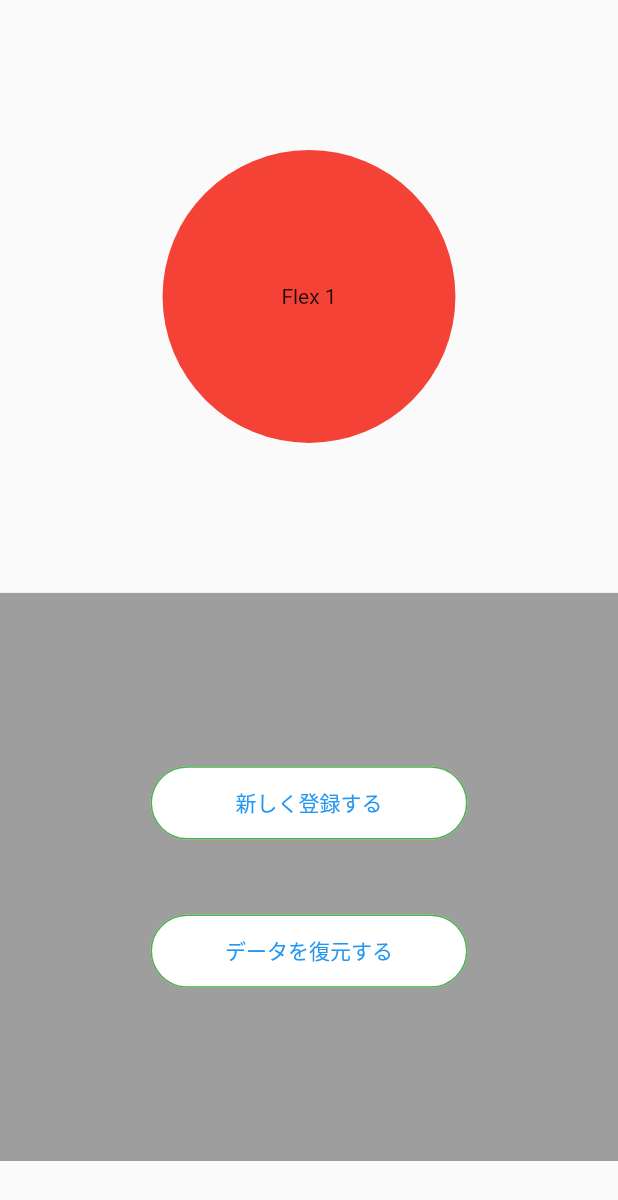
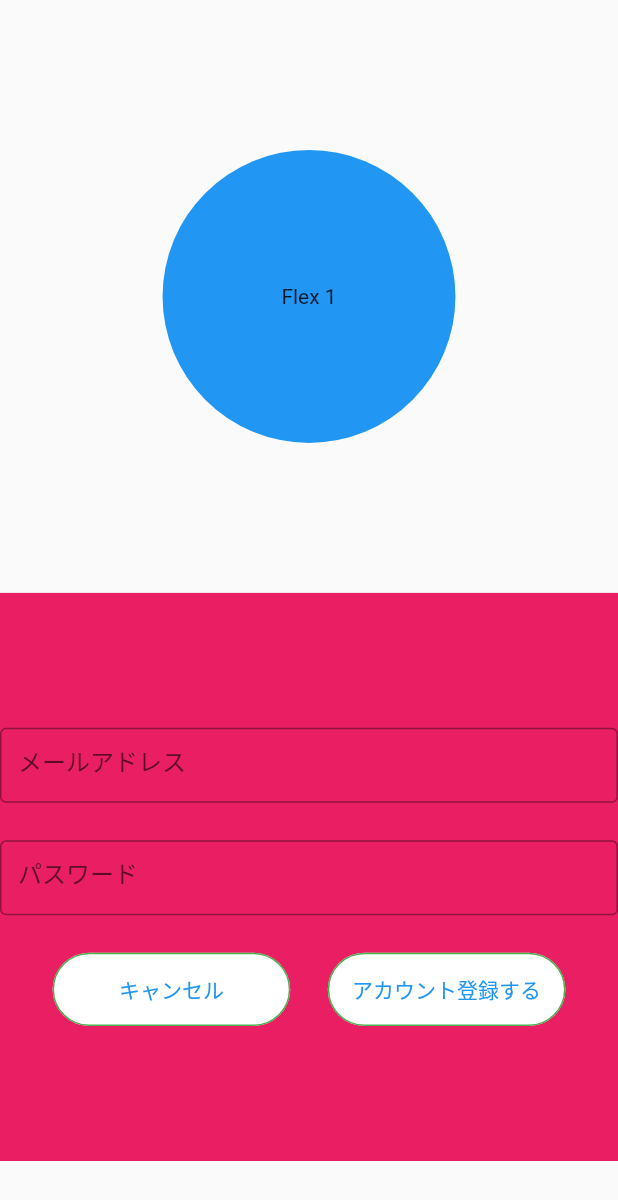
Before and after one commit to hryoshihara0692/Todo, a Flutter app: the screen it shows after launch, after a tap on "新しく登録する", on a phone screen of 412 x 824 dp. Shown: the top 1200 px of the screen. Run offline on Flutter 3.47's test engine with Material 2 defaults, Android fonts, the phone set to English and light mode, and no system bars; drawn by our look-alikes of google_mobile_ads; our stand-ins replace firebase_core, go_router; accounts and stored records are empty; network calls fail.

Commit message:
2023/11/15 初期画面〜アカウント登録まで遷移実装

```diff
--- a/lib/main.dart
+++ b/lib/main.dart
@@ -4,10 +4,12 @@ import 'package:flutter/material.dart';
 // Package imports:
 import 'package:firebase_core/firebase_core.dart';
 import 'package:google_mobile_ads/google_mobile_ads.dart';
+import 'package:go_router/go_router.dart';
 
 // Project imports:
 import 'package:todo/pages/home.dart';
 import 'package:todo/pages/initial.dart';
+import 'package:todo/pages/account_registration.dart';
 import 'firebase_options.dart';
 
 void main() async {
@@ -18,21 +20,46 @@ void main() async {
 
   MobileAds.instance.initialize();
 
-  runApp(const MyApp());
+  runApp(MyApp());
 }
 
 class MyApp extends StatelessWidget {
-  const MyApp({super.key});
+  MyApp({super.key});
+
+  final router = GoRouter(
+    // パス (アプリが起動したとき)
+    initialLocation: '/',
+    // パスと画面の組み合わせ
+    routes: [
+      GoRoute(
+        path: '/',
+        builder: (context, state) => const InitialPage(),
+      ),
+      GoRoute(
+        path: '/account_registration',
+        builder: (context, state) => const AccountRegistrationPage(),
+      ),
+      GoRoute(
+        path: '/home',
+        builder: (context, state) => const HomePage(),
+      ),
+    ],
+  );
 
   @override
   Widget build(BuildContext context) {
-    return MaterialApp(
-      title: 'Flutter Demo',
-      theme: ThemeData(
-        primarySwatch: Colors.blue,
-      ),
-      // home: const HomePage(title: 'Admob Demo'),
-      home: const InitialPage(title: 'Admob Demo'),
+    // return MaterialApp(
+    //   title: 'Flutter Demo',
+    //   theme: ThemeData(
+    //     primarySwatch: Colors.blue,
+    //   ),
+    //   // home: const HomePage(title: 'Admob Demo'),
+    //   // home: const InitialPage(),
+    // );
+    return MaterialApp.router(
+      routeInformationProvider: router.routeInformationProvider,
+      routeInformationParser: router.routeInformationParser,
+      routerDelegate: router.routerDelegate,
     );
   }
 }
--- /dev/null
+++ b/lib/pages/account_registration.dart
@@ -0,0 +1,132 @@
+import 'package:flutter/material.dart';
+import 'package:todo/screen_pod.dart';
+import 'package:google_mobile_ads/google_mobile_ads.dart';
+import 'package:todo/components/ad_mob.dart';
+import 'package:todo/widgets/round_button.dart';
+import 'package:go_router/go_router.dart';
+
+class AccountRegistrationPage extends StatefulWidget {
+  // const AccountRegistrationPage({super.key});
+  const AccountRegistrationPage({super.key});
+
+  @override
+  State<AccountRegistrationPage> createState() =>
+      _AccountRegistrationPageState();
+}
+
+class _AccountRegistrationPageState extends State<AccountRegistrationPage> {
+  final AdMob _adMob = AdMob();
+
+  @override
+  void initState() {
+    super.initState();
+    _adMob.load();
+  }
+
+  @override
+  void dispose() {
+    super.dispose();
+    _adMob.dispose();
+  }
+
+  @override
+  Widget build(BuildContext context) {
+    final screen = ScreenRef(context).watch(screenProvider);
+    final designW = screen.designW(200);
+    final designH = screen.designH(200);
+
+    return Scaffold(
+        body: SafeArea(
+      child: Column(children: [
+        Container(
+          width: designW,
+          height: designH,
+          decoration: const BoxDecoration(
+            shape: BoxShape.circle,
+            color: Colors.blue,
+          ),
+          margin: const EdgeInsets.fromLTRB(0, 100, 0, 100),
+          child: const Center(child: Text('Flex 1')),
+        ),
+        // Container(
+        //   child: TextField(),
+        // ),
+        Expanded(
+          child: Container(
+            color: Colors.pink,
+            child: Column(
+              mainAxisAlignment: MainAxisAlignment.center,
+              children: [
+                const SizedBox(
+                  height: 50,
+                  child: TextField(
+                    decoration: InputDecoration(
+                      border:
+                          OutlineInputBorder(borderSide: BorderSide(width: 3)),
+                      hintText: 'メールアドレス',
+                    ),
+                  ),
+                ),
+                const SizedBox(
+                  height: 25.0,
+                ),
+                const SizedBox(
+                  height: 50,
+                  child: TextField(
+                    decoration: InputDecoration(
+                      border:
+                          OutlineInputBorder(borderSide: BorderSide(width: 3)),
+                      hintText: 'パスワード',
+                    ),
+                  ),
+                ),
+                const SizedBox(
+                  height: 25.0,
+                ),
+                Row(
+                  mainAxisAlignment: MainAxisAlignment.center,
+                  children: [
+                    RoundButton(
+                      buttonName: 'キャンセル',
+                      buttonWidth: 150,
+                      onPressed: () {
+                        context.push('/');
+                      },
+                    ),
+                    const SizedBox(
+                      width: 25,
+                    ),
+                    RoundButton(
+                      buttonName: 'アカウント登録する',
+                      buttonWidth: 150,
+                      onPressed: () {
+                        context.push('/home');
+                      },
+                    ),
+                  ],
+                ),
+              ],
+            ),
+          ),
+        ),
+        FutureBuilder(
+            future: AdSize.getAnchoredAdaptiveBannerAdSize(Orientation.portrait,
+                MediaQuery.of(context).size.width.truncate()),
+            builder: (BuildContext context,
+                AsyncSnapshot<AnchoredAdaptiveBannerAdSize?> snapshot) {
+              if (snapshot.hasData) {
+                return SizedBox(
+                  width: double.infinity,
+                  child: _adMob.getAdBanner(),
+                );
+              } else {
+                return Container(
+                  height: _adMob.getAdBannerHeight(),
+                  color: Colors.white,
+                );
+              }
+            }),
+      ]),
+    ));
+  }
+}
--- a/lib/pages/home.dart
+++ b/lib/pages/home.dart
@@ -8,9 +8,7 @@ import 'package:google_mobile_ads/google_mobile_ads.dart';
 import 'package:todo/components/ad_mob.dart';
 
 class HomePage extends StatefulWidget {
-  const HomePage({super.key, required this.title});
-
-  final String title;
+  const HomePage({super.key});
 
   @override
   State<HomePage> createState() => _HomePageState();
@@ -41,9 +39,6 @@ class _HomePageState extends State<HomePage> {
   @override
   Widget build(BuildContext context) {
     return Scaffold(
-      appBar: AppBar(
-        title: Text(widget.title),
-      ),
       body: Center(
         child: Column(
           mainAxisAlignment: MainAxisAlignment.center,
--- a/lib/pages/initial.dart
+++ b/lib/pages/initial.dart
@@ -3,12 +3,11 @@ import 'package:todo/screen_pod.dart';
 import 'package:google_mobile_ads/google_mobile_ads.dart';
 import 'package:todo/components/ad_mob.dart';
 import 'package:todo/widgets/round_button.dart';
+import 'package:go_router/go_router.dart';
 
 class InitialPage extends StatefulWidget {
   // const initialPage({super.key});
-  const InitialPage({super.key, required this.title});
-
-  final String title;
+  const InitialPage({super.key});
 
   @override
   State<InitialPage> createState() => _InitialPageState();
@@ -57,16 +56,18 @@ class _InitialPageState extends State<InitialPage> {
                 Column(mainAxisAlignment: MainAxisAlignment.center, children: [
                   RoundButton(
                       buttonName: '新しく登録する',
+                      buttonWidth: 200,
                       onPressed: () {
-                        print('test');
+                        context.push('/account_registration');
                       }),
                   const SizedBox(
                     height: 50.0,
                   ),
                   RoundButton(
                       buttonName: 'データを復元する',
+                      buttonWidth: 200,
                       onPressed: () {
-                        print('test');
+                        context.push('/login');
                       }),
                 ])
               ],
--- a/lib/widgets/round_button.dart
+++ b/lib/widgets/round_button.dart
@@ -1,16 +1,18 @@
+
 import 'package:flutter/material.dart';
 import 'package:todo/screen_pod.dart';
 
 class RoundButton extends StatelessWidget {
   final void Function()? onPressed;
   final String buttonName;
+  final double buttonWidth;
 
-  const RoundButton({super.key, required this.buttonName, this.onPressed});
+  const RoundButton({super.key, required this.buttonName, required this.buttonWidth, this.onPressed});
 
   @override
   Widget build(BuildContext context) {
     final screen = ScreenRef(context).watch(screenProvider);
-    final designW = screen.designW(200);
+    final designW = screen.designW(buttonWidth);
     final designH = screen.designH(50);
 
     return OutlinedButton(
--- a/pubspec.yaml
+++ b/pubspec.yaml
@@ -14,6 +14,7 @@ dependencies:
   firebase_core: ^2.22.0
   google_mobile_ads: ^3.1.0
   import_sorter: ^4.6.0
+  go_router: ^12.1.1
 
 dev_dependencies:
   flutter_test:
```
